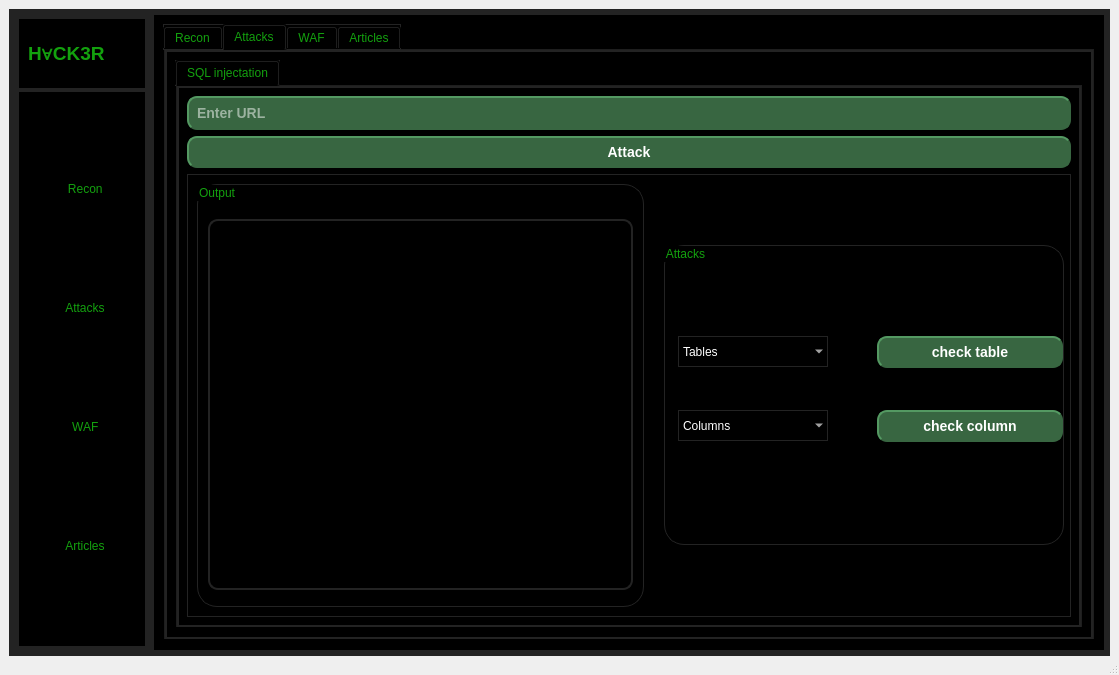
Above: GUI/app.ui from Graduti0n-Pr0ject/pen-testing-Program before the change. Below: the same form after it.
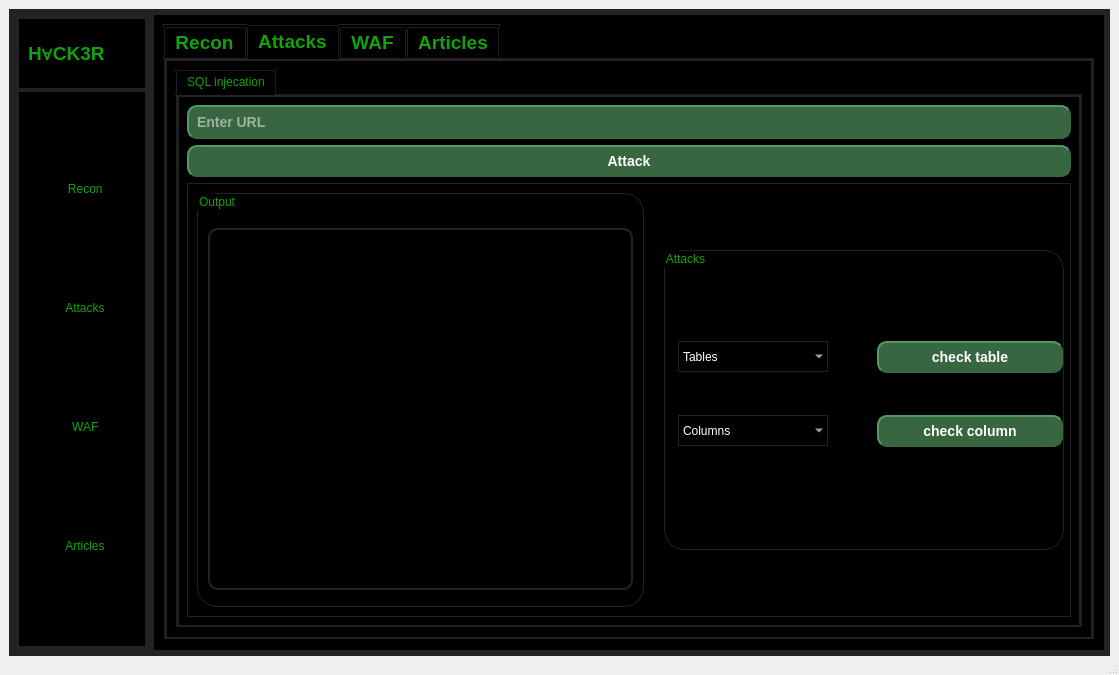
That is the form after the change. Icons and pictures are not drawn.

Commit message: add icon of sql_inj

```diff
--- a/GUI/app.ui
+++ b/GUI/app.ui
@@ -328,6 +328,14 @@
          <layout class="QGridLayout" name="gridLayout">
           <item row="0" column="0">
            <widget class="QTabWidget" name="Tabs">
+            <property name="font">
+             <font>
+              <family>Cantarell</family>
+              <pointsize>14</pointsize>
+              <italic>false</italic>
+              <bold>true</bold>
+             </font>
+            </property>
             <property name="currentIndex">
              <number>1</number>
             </property>
@@ -891,9 +899,15 @@
                 <property name="currentIndex">
                  <number>0</number>
                 </property>
+                <property name="iconSize">
+                 <size>
+                  <width>30</width>
+                  <height>30</height>
+                 </size>
+                </property>
                 <widget class="QWidget" name="tab">
                  <attribute name="title">
-                  <string>SQL injectation</string>
+                  <string>SQL injecation</string>
                  </attribute>
                  <layout class="QVBoxLayout" name="verticalLayout_6">
                   <item>
```
Left out of the diff: 4 changed lines with no effect on the pictures. The commit also changes 3 other files.
